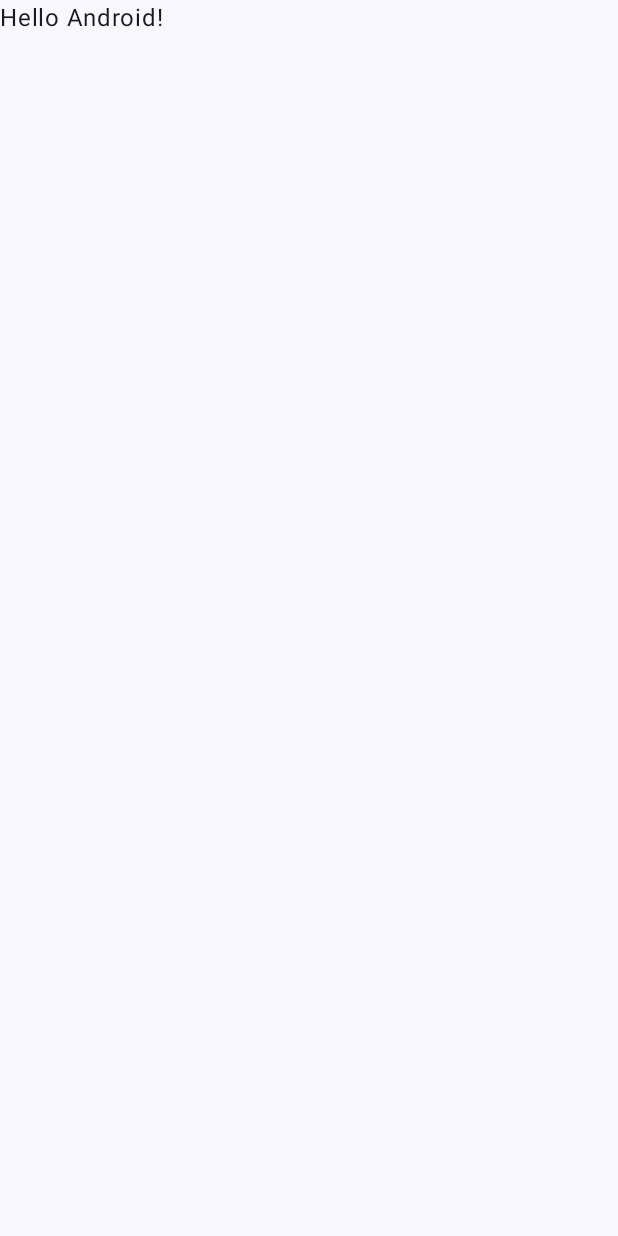
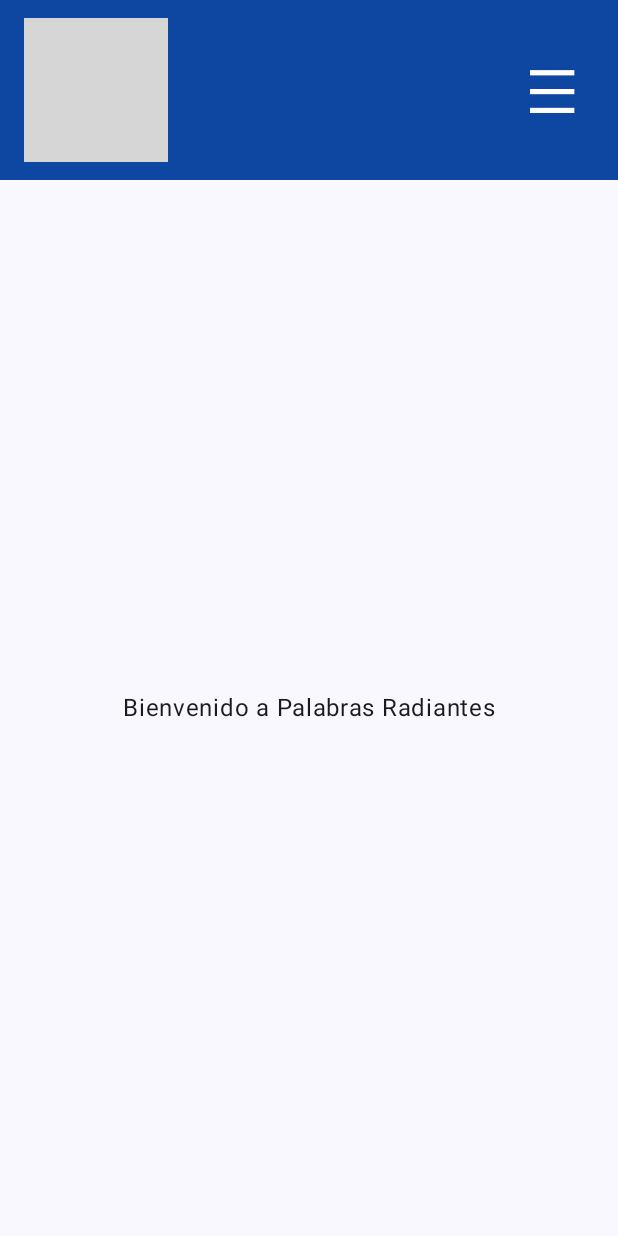
Before and after one commit to josedrodas/ProyectoAPPMoviles, an Android app built with Jetpack Compose: the screen it shows after launch (MainActivity), on a phone screen of 412 x 824 dp. Before the commit the screen is almost empty. Run offline under Robolectric (Android 15) with nearby library versions, the phone set to English and light mode, and no system bars; grey boxes are pictures that could not be loaded.

Commit message:
V 0.1 Inicio de MainScreen Top bar "Check"

```diff
--- a/app/src/main/java/com/example/app_joserodas/MainActivity.kt
+++ b/app/src/main/java/com/example/app_joserodas/MainActivity.kt
@@ -4,44 +4,84 @@ import android.os.Bundle
 import androidx.activity.ComponentActivity
 import androidx.activity.compose.setContent
 import androidx.activity.enableEdgeToEdge
-import androidx.compose.foundation.layout.fillMaxSize
-import androidx.compose.foundation.layout.padding
+import androidx.compose.foundation.Image
+import androidx.compose.foundation.background
+import androidx.compose.foundation.clickable
+import androidx.compose.foundation.layout.*
+import androidx.compose.material3.DropdownMenu
+import androidx.compose.material3.DropdownMenuItem
 import androidx.compose.material3.Scaffold
 import androidx.compose.material3.Text
-import androidx.compose.runtime.Composable
+import androidx.compose.runtime.*
+import androidx.compose.ui.Alignment
 import androidx.compose.ui.Modifier
-import androidx.compose.ui.tooling.preview.Preview
+import androidx.compose.ui.graphics.Color
+import androidx.compose.ui.layout.ContentScale
+import androidx.compose.ui.res.painterResource
+import androidx.compose.ui.unit.dp
+import androidx.compose.ui.unit.sp
 import com.example.app_joserodas.ui.theme.APP_JoseRodasTheme
 
 class MainActivity : ComponentActivity() {
     override fun onCreate(savedInstanceState: Bundle?) {
         super.onCreate(savedInstanceState)
         enableEdgeToEdge()
-        setContent {
-            APP_JoseRodasTheme {
-                Scaffold(modifier = Modifier.fillMaxSize()) { innerPadding ->
-                    Greeting(
-                        name = "Android",
-                        modifier = Modifier.padding(innerPadding)
-                    )
-                }
-            }
-        }
+        setContent { APP_JoseRodasTheme { Home() } }
     }
 }
 
 @Composable
-fun Greeting(name: String, modifier: Modifier = Modifier) {
-    Text(
-        text = "Hello $name!",
-        modifier = modifier
-    )
-}
+fun Home() {
+    // Tamaños (ajústalos si quieres)
+    val BAR_HEIGHT = 120.dp     // alto barra
+    val LOGO_HEIGHT = 96.dp     // alto logo
+    val MENU_SIZE = 40.sp       // tamaño del "☰" (antes 32.sp)
+    val MENU_TOUCH = 56.dp      // zona táctil mínima recomendada
 
-@Preview(showBackground = true)
-@Composable
-fun GreetingPreview() {
-    APP_JoseRodasTheme {
-        Greeting("Android")
+    var menu by remember { mutableStateOf(false) }
+
+    Scaffold(
+        topBar = {
+            Row(
+                modifier = Modifier
+                    .fillMaxWidth()
+                    .background(Color(0xFF0D47A1))
+                    .statusBarsPadding()
+                    .height(BAR_HEIGHT)
+                    .padding(horizontal = 16.dp),
+                verticalAlignment = Alignment.CenterVertically
+            ) {
+                Image(
+                    painter = painterResource(R.drawable.logo_palabras_radiantes),
+                    contentDescription = null,
+                    modifier = Modifier.height(LOGO_HEIGHT),
+                    contentScale = ContentScale.Fit
+                )
+                Spacer(Modifier.weight(1f))
+
+                // Hamburguesa grande con área táctil amplia
+                Box(
+                    modifier = Modifier
+                        .size(MENU_TOUCH) // 56dp x 56dp
+                        .clickable { menu = true },
+                    contentAlignment = Alignment.Center
+                ) {
+                    Text("☰", color = Color.White, fontSize = MENU_SIZE)
+                }
+
+                DropdownMenu(expanded = menu, onDismissRequest = { menu = false }) {
+                    DropdownMenuItem(text = { Text("Iniciar sesión") }, onClick = { menu = false })
+                    DropdownMenuItem(text = { Text("Preguntas frecuentes") }, onClick = { menu = false })
+                    DropdownMenuItem(text = { Text("Términos y condiciones") }, onClick = { menu = false })
+                }
+            }
+        }
+    ) { inner ->
+        Box(
+            modifier = Modifier
+                .padding(inner)
+                .fillMaxSize(),
+            contentAlignment = Alignment.Center
+        ) { Text("Bienvenido a Palabras Radiantes") }
     }
 }
```
Also changed, not shown: 1 other file.
